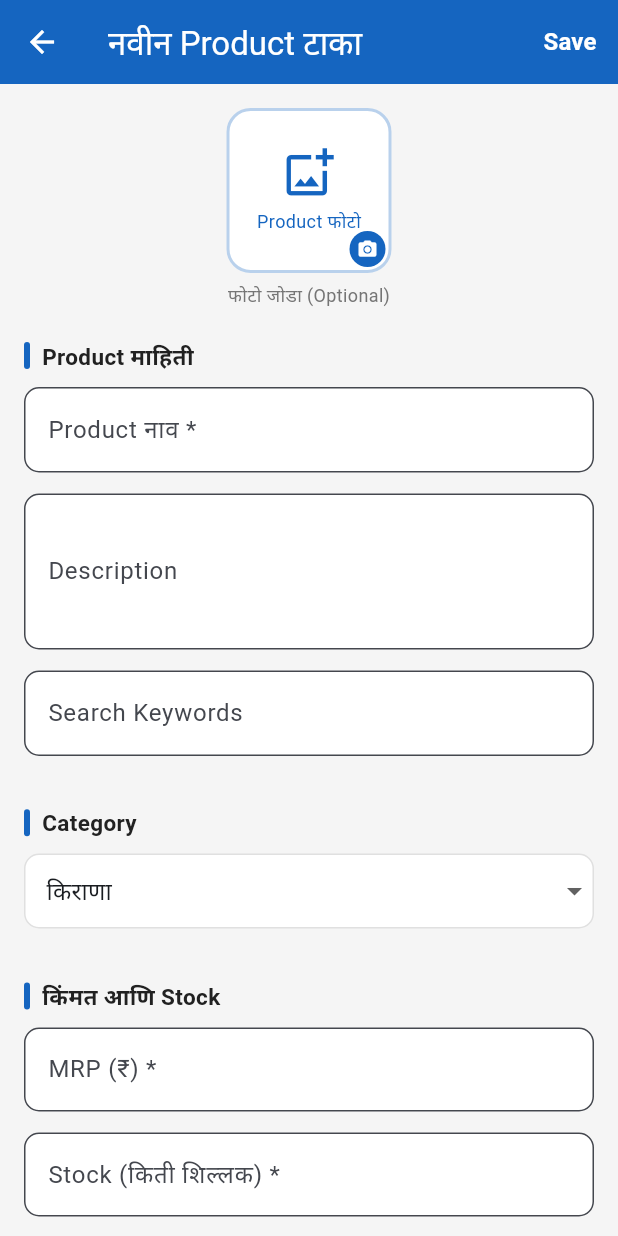
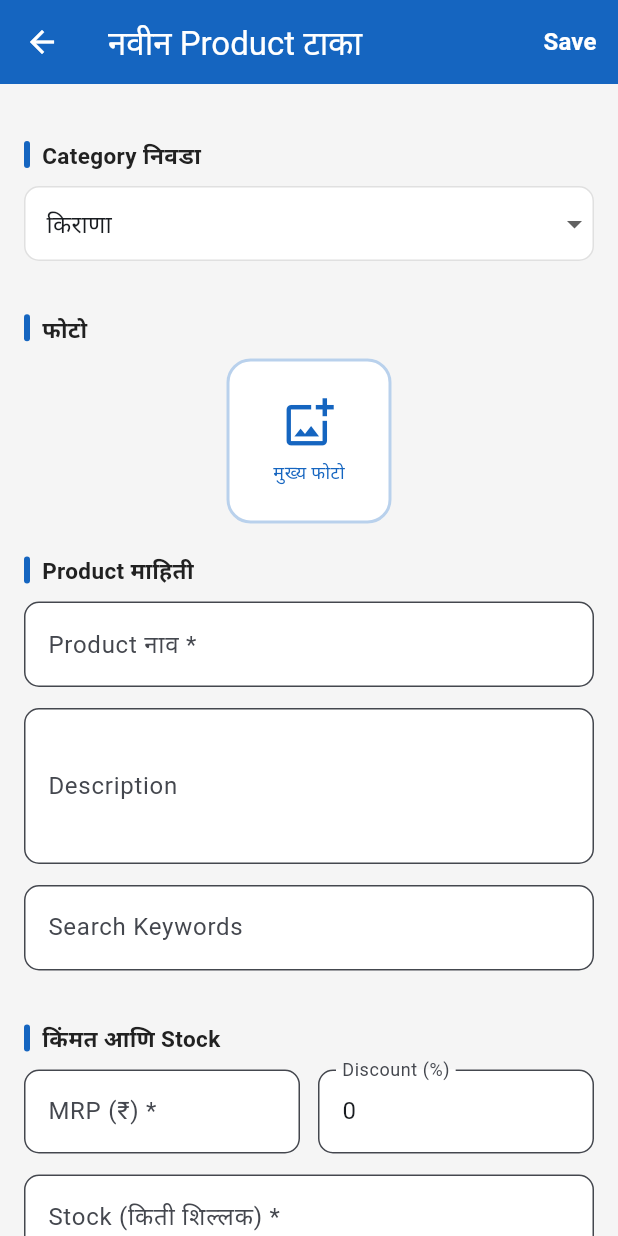
Before and after one commit to amolimpexinternational/amole-app, a Flutter app: the AddProductScreen screen opened directly, on a phone screen of 412 x 824 dp. Run offline on Flutter 3.47's test engine with Material 3 defaults, Android fonts, the phone set to English and light mode, and no system bars; our stand-ins replace file_picker, geolocator, image_picker, shared_preferences; accounts and stored records are empty.

Commit message:
Update add_product_screen.dart

```diff
--- a/lib/screens/seller/add_product_screen.dart
+++ b/lib/screens/seller/add_product_screen.dart
@@ -14,13 +14,21 @@ class AddProductScreen extends StatefulWidget {
 class _AddProductScreenState extends State<AddProductScreen> {
   final _nameCtrl = TextEditingController();
   final _mrpCtrl = TextEditingController();
+  final _discountCtrl = TextEditingController(text: '0');
   final _stockCtrl = TextEditingController();
   final _descCtrl = TextEditingController();
   final _keywordsCtrl = TextEditingController();
+
   String _category = 'GR';
   bool _isActive = true;
   bool _isReturnable = true;
-  File? _image;
+  bool _promoterAdd = false; // प्रमोटर जोड (Home Delivery च्या जागी)
+
+  File? _mainImage;
+  List<File> _extraImages = []; // ४ एक्स्ट्रा फोटोसाठी
+
+  // ज्या कॅटेगरीजना एक्स्ट्रा फोटो लागतात
+  final List<String> _multiPhotoCategories = ['CF', 'JW']; // Clothes, Jewellery
 
   final Map<String, String> _catNames = {
     'GR':'किराणा','FV':'फळे व भाजीपाला','DA':'दुग्धजन्य','BK':'बेकरी',
@@ -29,87 +37,92 @@ class _AddProductScreenState extends State<AddProductScreen> {
     'AG':'शेती','FS':'आर्थिक','HS':'गृहसेवा','KD':'लहान मुले','OT':'इतर'
   };
 
+  // किंमत गणित
   double get mrp => double.tryParse(_mrpCtrl.text) ?? 0;
+  double get discount => double.tryParse(_discountCtrl.text) ?? 0;
+  double get sellingPrice => mrp - (mrp * discount / 100);
+
+  double get companyComm => sellingPrice * 0.10; // १०% कंपनी
+  double get promoterComm => _promoterAdd ? (sellingPrice * 0.05) : 0; // ५% प्रमोटर
+  double get netIncome => sellingPrice - companyComm - promoterComm; // सेलरला मिळणारी रक्कम
 
   @override
   void dispose() {
-    _nameCtrl.dispose();
-    _mrpCtrl.dispose();
-    _stockCtrl.dispose();
-    _descCtrl.dispose();
-    _keywordsCtrl.dispose();
+    _nameCtrl.dispose(); _mrpCtrl.dispose(); _discountCtrl.dispose();
+    _stockCtrl.dispose(); _descCtrl.dispose(); _keywordsCtrl.dispose();
     super.dispose();
   }
 
-  Future<void> _pickImage(ImageSource source) async {
+  Future<void> _pickImage(ImageSource source, bool isMain) async {
     final img = await ImagePicker().pickImage(source: source, imageQuality: 80, maxWidth: 1200);
     if (img == null) return;
-    setState(() => _image = File(img.path));
+    setState(() {
+      if (isMain) {
+        _mainImage = File(img.path);
+      } else {
+        if (_extraImages.length < 4) {
+          _extraImages.add(File(img.path));
+        }
+      }
+    });
   }
 
-  void _showImageOptions() {
+  void _showImageOptions(bool isMain) {
     showModalBottomSheet(
       context: context,
       shape: const RoundedRectangleBorder(borderRadius: BorderRadius.vertical(top: Radius.circular(16))),
       builder: (ctx) => SafeArea(child: Wrap(children: [
         ListTile(leading: const Icon(Icons.photo_library_outlined), title: const Text('Gallery'),
-          onTap: () { Navigator.pop(ctx); _pickImage(ImageSource.gallery); }),
+          onTap: () { Navigator.pop(ctx); _pickImage(ImageSource.gallery, isMain); }),
         ListTile(leading: const Icon(Icons.camera_alt_outlined), title: const Text('Camera'),
-          onTap: () { Navigator.pop(ctx); _pickImage(ImageSource.camera); }),
-        if (_image != null)
-          ListTile(leading: const Icon(Icons.delete_outline, color: Colors.red),
-            title: const Text('Photo काढा', style: TextStyle(color: Colors.red)),
-            onTap: () { Navigator.pop(ctx); setState(() => _image = null); }),
+          onTap: () { Navigator.pop(ctx); _pickImage(ImageSource.camera, isMain); }),
       ])),
     );
   }
 
   void _save() {
     if (_nameCtrl.text.trim().isEmpty) {
-      ScaffoldMessenger.of(context).showSnackBar(
-        const SnackBar(content: Text('Product नाव आवश्यक आहे'), backgroundColor: Colors.red));
+      ScaffoldMessenger.of(context).showSnackBar(const SnackBar(content: Text('Product नाव आवश्यक आहे'), backgroundColor: Colors.red));
       return;
     }
     if (mrp <= 0) {
-      ScaffoldMessenger.of(context).showSnackBar(
-        const SnackBar(content: Text('MRP टाका'), backgroundColor: Colors.red));
+      ScaffoldMessenger.of(context).showSnackBar(const SnackBar(content: Text('MRP टाका'), backgroundColor: Colors.red));
       return;
     }
+
     final p = ProductModel(
       id: DateTime.now().millisecondsSinceEpoch.toString(),
       name: _nameCtrl.text.trim(),
       mrp: mrp,
-      discount: 0, // डिस्काउंट काढून टाकल्यामुळे 0 केले
+      discount: discount,
       stock: int.tryParse(_stockCtrl.text) ?? 0,
       category: _category,
       description: _descCtrl.text.trim(),
       keywords: _keywordsCtrl.text.trim(),
       isActive: _isActive,
       isReturnable: _isReturnable,
-      deliveryAvailable: false, // डिलिव्हरी सेटिंग काढून टाकल्यामुळे false केले
+      deliveryAvailable: false,
+      isPromoterAdd: _promoterAdd, // हे नवीन ॲड केले आहे
     );
     ProductDatabase.addProduct(p);
-    ScaffoldMessenger.of(context).showSnackBar(
-      const SnackBar(content: Text('Product जोडला! ✅'), backgroundColor: Colors.green));
+    ScaffoldMessenger.of(context).showSnackBar(const SnackBar(content: Text('Product जोडला! ✅'), backgroundColor: Colors.green));
     Navigator.pop(context);
   }
 
-  Widget _field(String label, TextEditingController ctrl,
-      {TextInputType kb = TextInputType.text, int maxLines = 1, String? hint}) =>
+  Widget _field(String label, TextEditingController ctrl, {TextInputType kb = TextInputType.text, int maxLines = 1, String? hint, bool readOnly = false}) =>
     Padding(
       padding: const EdgeInsets.only(bottom: 14),
       child: TextField(
         controller: ctrl,
         keyboardType: kb,
         maxLines: maxLines,
+        readOnly: readOnly,
         onChanged: (_) => setState(() {}),
         decoration: InputDecoration(
           labelText: label, hintText: hint,
+          filled: true, fillColor: readOnly ? Colors.grey.shade100 : Colors.white,
           border: OutlineInputBorder(borderRadius: BorderRadius.circular(10)),
-          focusedBorder: OutlineInputBorder(
-            borderRadius: BorderRadius.circular(10),
-            borderSide: const BorderSide(color: AppColors.primaryBlue, width: 2)),
-          filled: true, fillColor: Colors.white,
+          focusedBorder: OutlineInputBorder(borderRadius: BorderRadius.circular(10), borderSide: const BorderSide(color: AppColors.primaryBlue, width: 2)),
         ),
       ),
     );
@@ -117,8 +130,7 @@ class _AddProductScreenState extends State<AddProductScreen> {
   Widget _sectionTitle(String title) => Padding(
     padding: const EdgeInsets.only(top: 20, bottom: 10),
     child: Row(children: [
-      Container(width: 4, height: 18,
-        decoration: BoxDecoration(color: AppColors.primaryBlue, borderRadius: BorderRadius.circular(2))),
+      Container(width: 4, height: 18, decoration: BoxDecoration(color: AppColors.primaryBlue, borderRadius: BorderRadius.circular(2))),
       const SizedBox(width: 8),
       Text(title, style: const TextStyle(fontSize: 15, fontWeight: FontWeight.bold, color: AppColors.textDark)),
     ]),
@@ -128,8 +140,7 @@ class _AddProductScreenState extends State<AddProductScreen> {
     Container(
       margin: const EdgeInsets.only(bottom: 10),
       padding: const EdgeInsets.symmetric(horizontal: 14, vertical: 8),
-      decoration: BoxDecoration(color: Colors.white, borderRadius: BorderRadius.circular(10),
-        border: Border.all(color: Colors.grey.shade200)),
+      decoration: BoxDecoration(color: Colors.white, borderRadius: BorderRadius.circular(10), border: Border.all(color: Colors.grey.shade200)),
       child: Row(children: [
         Expanded(child: Column(crossAxisAlignment: CrossAxisAlignment.start, children: [
           Text(label, style: const TextStyle(fontSize: 14, fontWeight: FontWeight.w600, color: AppColors.textDark)),
@@ -141,6 +152,8 @@ class _AddProductScreenState extends State<AddProductScreen> {
 
   @override
   Widget build(BuildContext context) {
+    final bool isMultiPhoto = _multiPhotoCategories.contains(_category);
+
     return Scaffold(
       backgroundColor: AppColors.lightGrey,
       appBar: AppBar(
@@ -148,73 +161,132 @@ class _AddProductScreenState extends State<AddProductScreen> {
         backgroundColor: AppColors.primaryBlue,
         foregroundColor: Colors.white,
         actions: [
-          TextButton(onPressed: _save,
-            child: const Text('Save', style: TextStyle(color: Colors.white, fontWeight: FontWeight.bold, fontSize: 16))),
+          TextButton(onPressed: _save, child: const Text('Save', style: TextStyle(color: Colors.white, fontWeight: FontWeight.bold, fontSize: 16))),
         ],
       ),
       body: ListView(
         padding: const EdgeInsets.all(16),
         children: [
-          // Photo
+          // === Category ===
+          _sectionTitle('Category निवडा'),
+          Container(
+            margin: const EdgeInsets.only(bottom: 14),
+            decoration: BoxDecoration(color: Colors.white, borderRadius: BorderRadius.circular(10), border: Border.all(color: Colors.grey.shade300)),
+            child: DropdownButtonFormField<String>(
+              initialValue: _category,
+              decoration: const InputDecoration(border: InputBorder.none, contentPadding: EdgeInsets.symmetric(horizontal: 14, vertical: 12)),
+              items: _catNames.entries.map((e) => DropdownMenuItem(value: e.key, child: Text(e.value))).toList(),
+              onChanged: (v) => setState(() => _category = v!),
+            ),
+          ),
+
+          // === Photos ===
+          _sectionTitle('फोटो'),
           Center(
             child: GestureDetector(
-              onTap: _showImageOptions,
-              child: Stack(children: [
-                Container(
+              onTap: () => _showImageOptions(true),
+              child: Container(
                 width: 110, height: 110,
-                  decoration: BoxDecoration(
-                    color: Colors.white,
-                    borderRadius: BorderRadius.circular(16),
-                    border: Border.all(color: AppColors.primaryBlue.withValues(alpha: 0.3), width: 2),
-                  ),
-                  child: _image != null
-                    ? ClipRRect(borderRadius: BorderRadius.circular(14), child: Image.file(_image!, fit: BoxFit.cover))
+                decoration: BoxDecoration(color: Colors.white, borderRadius: BorderRadius.circular(16), border: Border.all(color: AppColors.primaryBlue.withValues(alpha: 0.3), width: 2)),
+                child: _mainImage != null
+                  ? ClipRRect(borderRadius: BorderRadius.circular(14), child: Image.file(_mainImage!, fit: BoxFit.cover))
                   : const Column(mainAxisAlignment: MainAxisAlignment.center, children: [
                       Icon(Icons.add_photo_alternate_outlined, color: AppColors.primaryBlue, size: 36),
                       SizedBox(height: 6),
-                        Text('Product फोटो', style: TextStyle(color: AppColors.primaryBlue, fontSize: 12)),
-                      ]),
-                ),
-                Positioned(bottom: 4, right: 4,
-                  child: Container(
-                    padding: const EdgeInsets.all(5),
-                    decoration: const BoxDecoration(color: AppColors.primaryBlue, shape: BoxShape.circle),
-                    child: const Icon(Icons.camera_alt, size: 14, color: Colors.white),
-                  )),
+                      Text('मुख्य फोटो', style: TextStyle(color: AppColors.primaryBlue, fontSize: 12)),
                     ]),
               ),
             ),
-          const SizedBox(height: 6),
-          const Center(child: Text('फोटो जोडा (Optional)', style: TextStyle(fontSize: 12, color: AppColors.textLight))),
+          ),
+          if (isMultiPhoto) ...[
+            const SizedBox(height: 16),
+            const Text('अजून ४ फोटो जोडा (ऐच्छिक)', style: TextStyle(fontSize: 12, color: AppColors.textLight)),
+            const SizedBox(height: 8),
+            Row(
+              mainAxisAlignment: MainAxisAlignment.spaceEvenly,
+              children: List.generate(4, (index) {
+                return GestureDetector(
+                  onTap: () {
+                    if (index < _extraImages.length) return;
+                    _showImageOptions(false);
+                  },
+                  child: Container(
+                    width: 65, height: 65,
+                    decoration: BoxDecoration(color: Colors.white, borderRadius: BorderRadius.circular(10), border: Border.all(color: Colors.grey.shade300)),
+                    child: index < _extraImages.length
+                      ? Stack(
+                          children: [
+                            ClipRRect(borderRadius: BorderRadius.circular(9), child: Image.file(_extraImages[index], fit: BoxFit.cover, width: 65, height: 65)),
+                            Positioned(
+                              top: 0, right: 0,
+                              child: GestureDetector(
+                                onTap: () => setState(() => _extraImages.removeAt(index)),
+                                child: const CircleAvatar(radius: 8, backgroundColor: Colors.red, child: Icon(Icons.close, size: 10, color: Colors.white)),
+                              ),
+                            )
+                          ],
+                        )
+                      : const Icon(Icons.add, color: AppColors.textLight),
+                  ),
+                );
+              }),
+            ),
+          ],
 
+          // === Product Details ===
           _sectionTitle('Product माहिती'),
           _field('Product नाव *', _nameCtrl, hint: 'उदा: Organic Mango'),
           _field('Description', _descCtrl, maxLines: 3, hint: 'Product बद्दल सांगा...'),
           _field('Search Keywords', _keywordsCtrl, hint: 'उदा: mango, आंबा, फळे'),
 
-          _sectionTitle('Category'),
+          // === Price & Stock ===
+          _sectionTitle('किंमत आणि Stock'),
+          Row(children: [
+            Expanded(child: _field('MRP (₹) *', _mrpCtrl, kb: TextInputType.number)),
+            const SizedBox(width: 12),
+            Expanded(child: _field('Discount (%)', _discountCtrl, kb: TextInputType.number)),
+          ]),
+
+          if (mrp > 0) ...[
+            // गणिताचा भाग
             Container(
               margin: const EdgeInsets.only(bottom: 14),
-            decoration: BoxDecoration(color: Colors.white, borderRadius: BorderRadius.circular(10),
-              border: Border.all(color: Colors.grey.shade300)),
-            child: DropdownButtonFormField<String>(
-              initialValue: _category,
-              decoration: const InputDecoration(border: InputBorder.none,
-                contentPadding: EdgeInsets.symmetric(horizontal: 14, vertical: 12)),
-              items: _catNames.entries.map((e) =>
-                DropdownMenuItem(value: e.key, child: Text(e.value))).toList(),
-              onChanged: (v) => setState(() => _category = v!),
+              padding: const EdgeInsets.all(12),
+              decoration: BoxDecoration(color: AppColors.primaryBlue.withValues(alpha: 0.05), borderRadius: BorderRadius.circular(10), border: Border.all(color: AppColors.primaryBlue.withValues(alpha: 0.2))),
+              child: Column(
+                children: [
+                  Row(mainAxisAlignment: MainAxisAlignment.spaceBetween, children: [
+                    const Text('ग्राहकाला दिसणारी किंमत:', style: TextStyle(fontSize: 13, color: AppColors.textDark)),
+                    Text('₹${sellingPrice.toStringAsFixed(0)}', style: const TextStyle(fontSize: 16, fontWeight: FontWeight.bold, color: AppColors.primaryBlue)),
+                  ]),
+                  const Divider(),
+                  Row(mainAxisAlignment: MainAxisAlignment.spaceBetween, children: [
+                    const Text('कंपनी कमिशन (१०%):', style: TextStyle(fontSize: 12, color: AppColors.textLight)),
+                    Text('- ₹${companyComm.toStringAsFixed(0)}', style: const TextStyle(fontSize: 13, color: Colors.red)),
+                  ]),
+                  if (_promoterAdd) ...[
+                    const SizedBox(height: 4),
+                    Row(mainAxisAlignment: MainAxisAlignment.spaceBetween, children: [
+                      const Text('प्रमोटर कमिशन (५%):', style: TextStyle(fontSize: 12, color: AppColors.textLight)),
+                      Text('- ₹${promoterComm.toStringAsFixed(0)}', style: const TextStyle(fontSize: 13, color: Colors.red)),
+                    ]),
+                  ],
+                  const Divider(),
+                  Row(mainAxisAlignment: MainAxisAlignment.spaceBetween, children: [
+                    const Text('तुम्हाला मिळणारी रक्कम:', style: TextStyle(fontSize: 14, fontWeight: FontWeight.bold, color: AppColors.textDark)),
+                    Text('₹${netIncome.toStringAsFixed(0)}', style: const TextStyle(fontSize: 18, fontWeight: FontWeight.bold, color: AppColors.successGreen)),
+                  ]),
+                ],
               ),
             ),
+          ],
 
-          _sectionTitle('किंमत आणि Stock'),
-          // फक्त MRP चा पर्याय ठेवला आहे (डिस्काउंट काढला)
-          _field('MRP (₹) *', _mrpCtrl, kb: TextInputType.number),
           _field('Stock (किती शिल्लक) *', _stockCtrl, kb: TextInputType.number),
 
+          // === Settings ===
           _sectionTitle('Settings'),
           _toggle('Active', 'Product Customer ला लगेच दिसेल', _isActive, (v) => setState(() => _isActive = v)),
-          // Home Delivery चा टॉगल काढून टाकला आहे
+          _toggle('प्रमोटर जोड (Promoter Add)', 'प्रमोटरला ५% कमिशन मिळेल', _promoterAdd, (v) => setState(() => _promoterAdd = v)),
           _toggle('Returnable', 'Customer परत करू शकतो', _isReturnable, (v) => setState(() => _isReturnable = v)),
 
           const SizedBox(height: 8),
@@ -222,9 +294,7 @@ class _AddProductScreenState extends State<AddProductScreen> {
             width: double.infinity, height: 52,
             child: ElevatedButton(
               onPressed: _save,
-              style: ElevatedButton.styleFrom(
-                backgroundColor: AppColors.primaryBlue,
-                shape: RoundedRectangleBorder(borderRadius: BorderRadius.circular(12))),
+              style: ElevatedButton.styleFrom(backgroundColor: AppColors.primaryBlue, shape: RoundedRectangleBorder(borderRadius: BorderRadius.circular(12))),
               child: const Text('Product जोडा', style: TextStyle(color: Colors.white, fontSize: 16, fontWeight: FontWeight.bold)),
             ),
           ),
```
Lines whose indentation alone changed are shown as unchanged.
